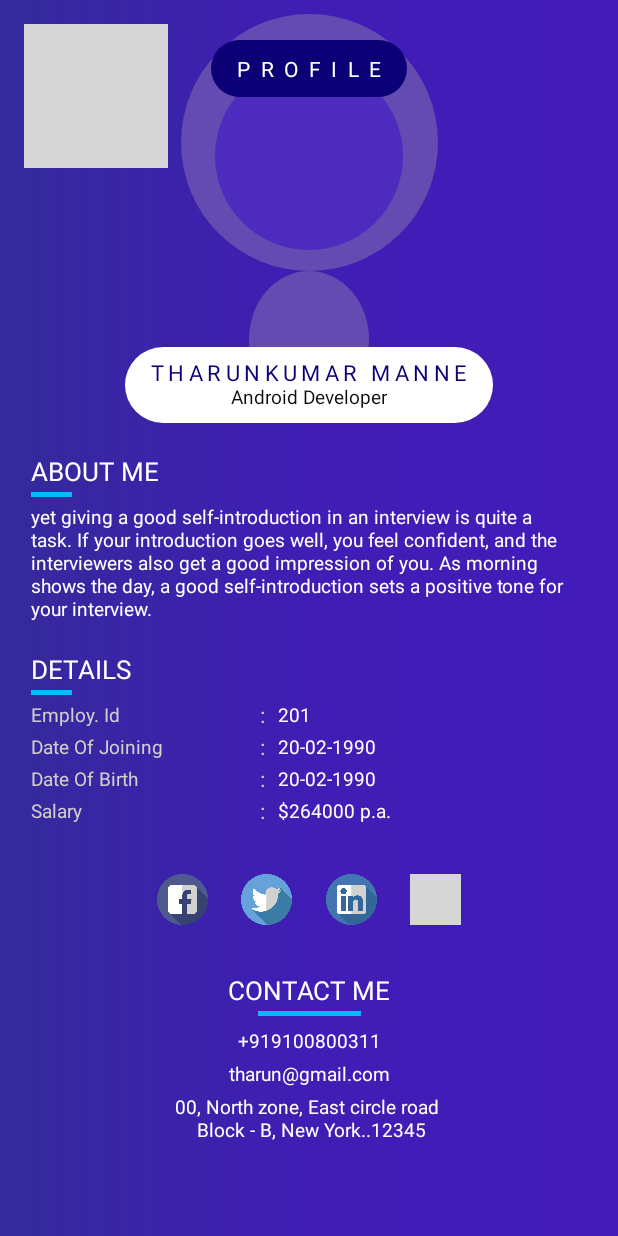
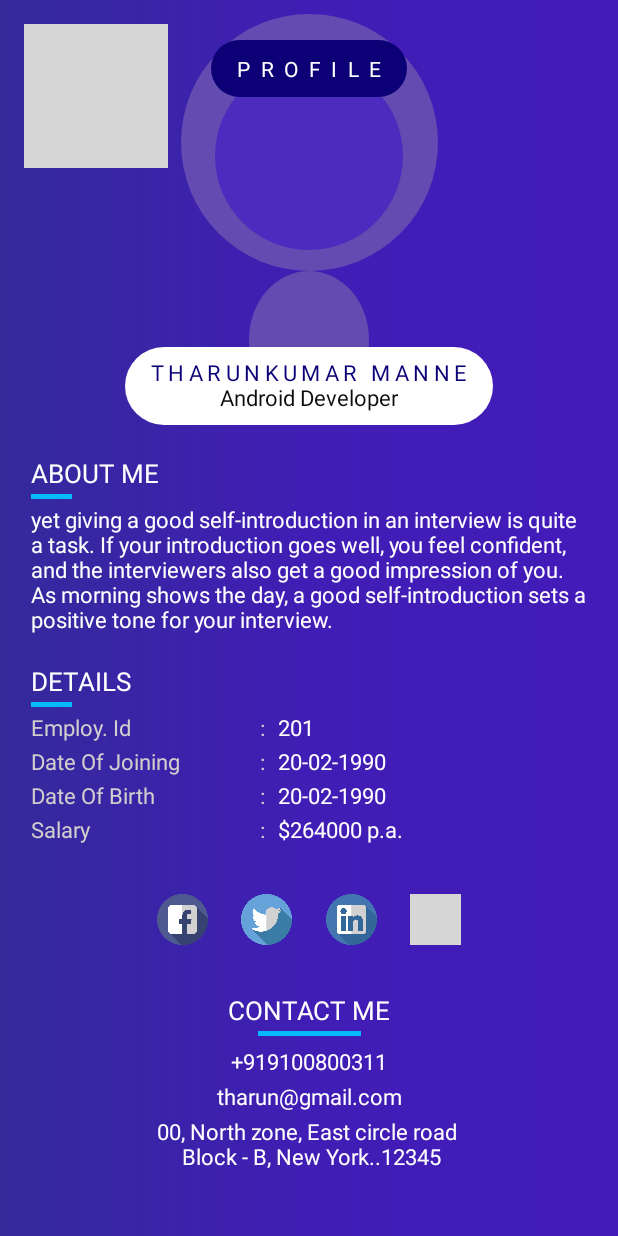
Before and after one commit to smvenkateshvignesh/EmployeeDetails, an Android app: the UserProfileActivity screen opened directly, with no data from a screen before it, on a phone screen of 412 x 824 dp. Run offline under Robolectric (Android 15) with nearby library versions, the phone set to English and light mode, and no system bars; 1 statement that could not run was skipped; grey boxes are pictures that could not be loaded.

Commit message:
Ui Modification in Profile Screen

```diff
--- a/app/src/main/java/com/sample/employeedetails/ui/userprofile/UserProfileActivity.kt
+++ b/app/src/main/java/com/sample/employeedetails/ui/userprofile/UserProfileActivity.kt
@@ -17,6 +17,9 @@ class UserProfileActivity : BaseActivity() {
     }
 
     override fun initView(savedInstanceState: Bundle?) {
+        profileBackIcon.setOnClickListener {
+            onBackPressed()
+        }
         getEmployeeDetails()
     }
 
@@ -30,7 +33,7 @@ class UserProfileActivity : BaseActivity() {
             txtEmployIdNum.text = employeeDetails.id
             txtDOJDate.text = employeeDetails.joiningDate
             txtDOBDate.text = employeeDetails.dateOfBirth
-            txtSalary.setText(employeeDetails.salary.toString() +"L p.a")
+            txtSalary.text = "${employeeDetails.salary} L p.a"
             textProfileNum.text = employeeDetails.contactPhone
             textProfileAddress.text = employeeDetails.address
 
@@ -48,7 +51,6 @@ class UserProfileActivity : BaseActivity() {
                     txtEmployRelivedHeading.text = "Date Of Reliving"
                 }
             }
-
         }
     }
 }
--- a/app/src/main/res/layout/activity_user_profile.xml
+++ b/app/src/main/res/layout/activity_user_profile.xml
@@ -113,7 +113,7 @@
 
             <com.sample.employeedetails.widgets.MyTextView
                 android:id="@+id/txtAboutDescriptionignation"
-                style="@style/small_text"
+                style="@style/medium_text"
                 android:layout_width="wrap_content"
                 android:layout_height="wrap_content"
                 android:text="Android Developer"
@@ -160,7 +160,7 @@
 
         <com.sample.employeedetails.widgets.MyTextView
             android:id="@+id/txtAboutDescription"
-            style="@style/small_text"
+            style="@style/medium_text"
             android:layout_width="0dp"
             android:layout_height="wrap_content"
             android:layout_marginTop="@dimen/_5dp"
@@ -195,7 +195,7 @@
 
         <com.sample.employeedetails.widgets.MyTextView
             android:id="@+id/txtEmployIdHeading"
-            style="@style/small_text"
+            style="@style/medium_text"
             android:layout_width="0dp"
             android:layout_height="wrap_content"
             android:layout_marginTop="@dimen/_5dp"
@@ -219,7 +219,7 @@
 
         <com.sample.employeedetails.widgets.MyTextView
             android:id="@+id/txtEmployIdNum"
-            style="@style/small_text"
+            style="@style/medium_text"
             android:layout_width="0dp"
             android:layout_height="wrap_content"
             android:text="201"
@@ -231,7 +231,7 @@
 
         <com.sample.employeedetails.widgets.MyTextView
             android:id="@+id/txtEmployDOJHeading"
-            style="@style/small_text"
+            style="@style/medium_text"
             android:layout_width="0dp"
             android:layout_height="wrap_content"
             android:layout_marginTop="@dimen/_5dp"
@@ -255,7 +255,7 @@
 
         <com.sample.employeedetails.widgets.MyTextView
             android:id="@+id/txtDOJDate"
-            style="@style/small_text"
+            style="@style/medium_text"
             android:layout_width="0dp"
             android:layout_height="wrap_content"
             android:text="20-02-1990"
@@ -267,7 +267,7 @@
 
         <com.sample.employeedetails.widgets.MyTextView
             android:id="@+id/txtEmployRelivedHeading"
-            style="@style/small_text"
+            style="@style/medium_text"
             android:layout_width="0dp"
             android:layout_height="wrap_content"
             android:layout_marginTop="@dimen/_5dp"
@@ -291,7 +291,7 @@
 
         <com.sample.employeedetails.widgets.MyTextView
             android:id="@+id/txtRelievedDate"
-            style="@style/small_text"
+            style="@style/medium_text"
             android:layout_width="0dp"
             android:layout_height="wrap_content"
             android:text="28 Nov 2019"
@@ -310,7 +310,7 @@
 
         <com.sample.employeedetails.widgets.MyTextView
             android:id="@+id/txtEmployDOBHeading"
-            style="@style/small_text"
+            style="@style/medium_text"
             android:layout_width="0dp"
             android:layout_height="wrap_content"
             android:layout_marginTop="@dimen/_5dp"
@@ -334,7 +334,7 @@
 
         <com.sample.employeedetails.widgets.MyTextView
             android:id="@+id/txtDOBDate"
-            style="@style/small_text"
+            style="@style/medium_text"
             android:layout_width="0dp"
             android:layout_height="wrap_content"
             android:text="20-02-1990"
@@ -346,7 +346,7 @@
 
         <com.sample.employeedetails.widgets.MyTextView
             android:id="@+id/txtEmploySalaryHeading"
-            style="@style/small_text"
+            style="@style/medium_text"
             android:layout_width="0dp"
             android:layout_height="wrap_content"
             android:layout_marginTop="@dimen/_5dp"
@@ -370,7 +370,7 @@
 
         <com.sample.employeedetails.widgets.MyTextView
             android:id="@+id/txtSalary"
-            style="@style/small_text"
+            style="@style/medium_text"
             android:layout_width="0dp"
             android:layout_height="wrap_content"
             android:text="$264000 p.a."
@@ -483,7 +483,7 @@
 
         <com.sample.employeedetails.widgets.MyTextView
             android:id="@+id/textProfileNum"
-            style="@style/small_text"
+            style="@style/medium_text"
             android:layout_width="0dp"
             android:layout_height="wrap_content"
             android:layout_marginTop="@dimen/_8dp"
@@ -496,7 +496,7 @@
 
         <com.sample.employeedetails.widgets.MyTextView
             android:id="@+id/textProfileMail"
-            style="@style/small_text"
+            style="@style/medium_text"
             android:layout_width="0dp"
             android:layout_height="wrap_content"
             android:layout_marginTop="@dimen/_6dp"
@@ -509,7 +509,7 @@
 
         <com.sample.employeedetails.widgets.MyTextView
             android:id="@+id/textProfileAddress"
-            style="@style/small_text"
+            style="@style/medium_text"
             android:layout_width="0dp"
             android:layout_height="wrap_content"
             android:layout_marginTop="@dimen/_6dp"
@@ -523,7 +523,7 @@
             android:layout_marginBottom="@dimen/_30dp"/>
 
         <ImageView
-            android:id="@+id/imageView2"
+            android:id="@+id/profileBackIcon"
             android:layout_width="wrap_content"
             android:layout_height="wrap_content"
             android:layout_marginStart="16dp"
```
